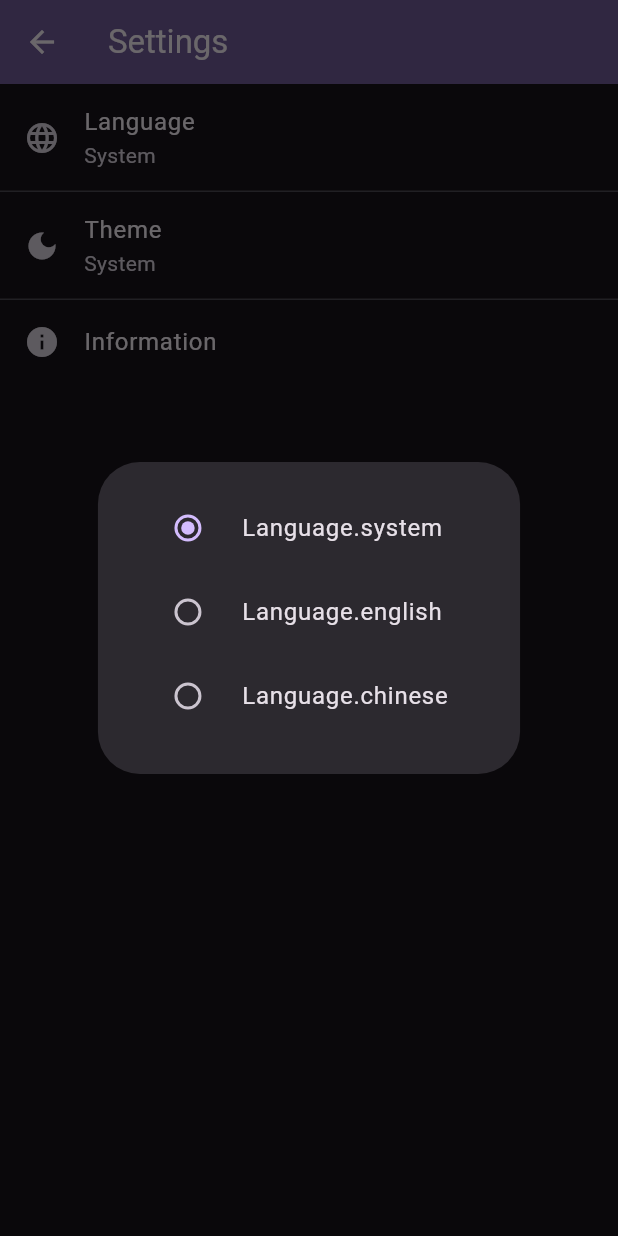
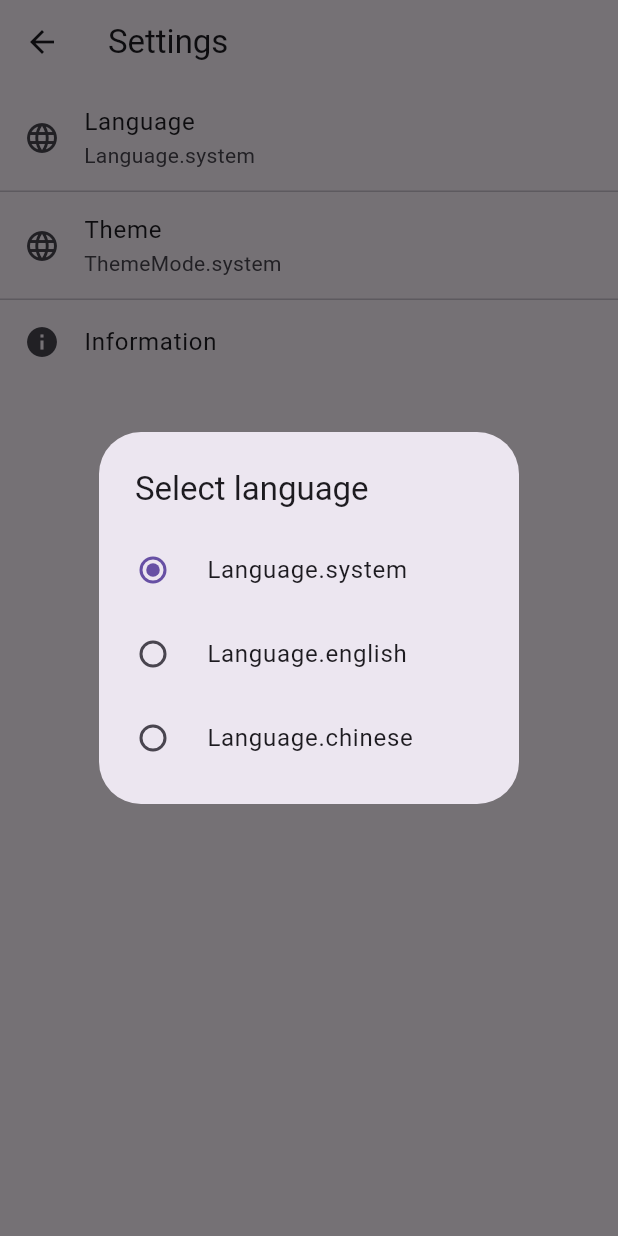
Before and after one commit to georgetian3/cellscan-app, a Flutter app: the SettingsPage screen opened directly, after a tap on "Language", on a phone screen of 412 x 824 dp. Run offline on Flutter 3.47's test engine with Material 3 defaults, Android fonts, the phone set to English and light mode, and no system bars; our stand-ins replace permission_handler, shared_preferences, sqflite; missing offline and left inert: flutter_json_view; accounts and stored records are empty.

Commit message:
ui progress

```diff
--- a/lib/main.dart
+++ b/lib/main.dart
@@ -1,30 +1,35 @@
-import 'package:cellscan/prerequisites_page.dart';
+import 'package:cellscan/main_page.dart';
 import 'package:cellscan/settings.dart';
 import 'package:flutter/material.dart';
 
 void main() async {
-  WidgetsFlutterBinding.ensureInitialized();
   await Settings().init();
   runApp(const CellScan());
 }
 
-class CellScan extends StatelessWidget {
+class CellScan extends StatefulWidget {
   const CellScan({super.key});
+  @override createState() => _CellScanState();
+}
+
+class _CellScanState extends State<CellScan> {
+  @override void initState() {
+    super.initState();
+    updateTheme();
+    Settings().addListener(updateTheme);
+  }
+
+  late ThemeMode _theme;
+  void updateTheme() => setState(() => _theme = Settings().getTheme());
 
   @override
   Widget build(BuildContext context) {
     return MaterialApp(
       title: 'CellScan',
       theme: ThemeData(useMaterial3: true),
-      darkTheme: ThemeData(
-        useMaterial3: true,
-        colorScheme: ColorScheme.fromSeed(
-          brightness: Brightness.dark,
-          seedColor: Colors.deepPurple
-        ),
-      ),
-      themeMode: ThemeMode.dark,
-      home:  const PermissionsPage()
+      darkTheme: ThemeData(useMaterial3: true, brightness: Brightness.dark),
+      themeMode: _theme,
+      home: const MainPage()
     );
   }
 }
--- a/lib/settings.dart
+++ b/lib/settings.dart
@@ -1,13 +1,6 @@
 
-import 'package:flutter/foundation.dart';
+import 'package:flutter/material.dart';
 import 'package:shared_preferences/shared_preferences.dart';
-
-
-enum CTheme {
-  system,
-  light,
-  dark,
-}
 
 enum Language {
   system,
@@ -18,6 +11,8 @@ enum Language {
 class Settings extends ChangeNotifier {
 
   Future<void> init() async {
+    WidgetsFlutterBinding.ensureInitialized();
+    SharedPreferences.setPrefix('cellscan');
     _prefs = await SharedPreferences.getInstance();
   }
 
@@ -38,9 +33,9 @@ class Settings extends ChangeNotifier {
     return index == null ? Language.system : Language.values[index];
   }
 
-  CTheme getTheme() {
+  ThemeMode getTheme() {
     final index = _prefs.getInt(_themeKey);
-    return index == null ? CTheme.system : CTheme.values[index];
+    return index == null ? ThemeMode.system : ThemeMode.values[index];
   }
 
   Future<void> setLanguage(Language language) async {
@@ -48,7 +43,7 @@ class Settings extends ChangeNotifier {
     notifyListeners();
   }
 
-  Future<void> setTheme(CTheme theme) async {
+  Future<void> setTheme(ThemeMode theme) async {
     await _prefs.setInt(_themeKey, theme.index);
     notifyListeners();
   }
--- a/lib/settings_page.dart
+++ b/lib/settings_page.dart
@@ -12,28 +12,20 @@ class _SettingsPageState extends State<SettingsPage> {
   @override void initState() {
     super.initState();
     updateLanguage();
+    updateTheme();
     Settings().addListener(updateLanguage);
+    Settings().addListener(updateTheme);
   }
 
-  void listener() {
-    print('in listener');
-  }
+  late Language _language;
+  void updateLanguage() => setState(() => _language = Settings().getLanguage());
 
-  late int _language;
+  late ThemeMode _theme;
+  void updateTheme() => setState(() => _theme = Settings().getTheme());
 
-  void updateLanguage() {
-    print('updating language');
-    setState(() => _language = Settings().getLanguage().index);
-  }
-
-
-
-  Widget build(BuildContext context) {
+  @override build(BuildContext context) {
     return Scaffold(
-      appBar: AppBar(
-        backgroundColor: Theme.of(context).colorScheme.inversePrimary,
-        title: const Text('Settings'),
-      ),
+      appBar: AppBar(title: const Text('Settings'),),
       body: ListView(
         children: ListTile.divideTiles(
           context: context,
@@ -41,31 +33,58 @@ class _SettingsPageState extends State<SettingsPage> {
             ListTile(
               title: Text('Language'),
               leading: const Icon(Icons.language),
-              subtitle: Text('System'),
+              subtitle: Text(_language.toString()),
               onTap: () => showDialog(
                 context: context,
-                builder: (BuildContext context) => AlertDialog(
-                  content: StatefulBuilder(
-                    builder: (_, __) => Column(
-                      mainAxisSize: MainAxisSize.min,
+                builder: (BuildContext context) => StatefulBuilder(
+                  builder: (context, setState) {
+                    int language = Settings().getLanguage().index;
+                    return SimpleDialog(
+                      title: Text('Select language'),
                       children: [
                         for (var i = 0; i < Language.values.length; i++)
-                          RadioListTile(
+                          RadioListTile<int>(
                             title: Text(Language.values[i].toString()),
-                            groupValue: _language,
+                            groupValue: language,
                             value: i,
-                            onChanged: (value) async => await Settings().setLanguage(Language.values[value ?? 0])
+                            onChanged: (value) async {
+                              await Settings().setLanguage(Language.values[value ?? 0]);
+                              setState(() => language = Settings().getLanguage().index);
+                            }
                           )
                       ]
-                    )
-                  )
+                    );
+                  }
                 )
               )
             ),
             ListTile(
               title: Text('Theme'),
-              leading: Icon(Icons.dark_mode),
-              subtitle: Text('System'),
+              leading: const Icon(Icons.language),
+              subtitle: Text(_theme.toString()),
+              onTap: () => showDialog(
+                context: context,
+                builder: (BuildContext context) => StatefulBuilder(
+                  builder: (context, setState) {
+                    int theme = Settings().getTheme().index;
+                    return SimpleDialog(
+                      title: Text('Select theme'),
+                      children: [
+                        for (var i = 0; i < ThemeMode.values.length; i++)
+                          RadioListTile<int>(
+                            title: Text(ThemeMode.values[i].toString()),
+                            groupValue: theme,
+                            value: i,
+                            onChanged: (value) async {
+                              await Settings().setTheme(ThemeMode.values[value ?? 0]);
+                              setState(() => theme = Settings().getTheme().index);
+                            }
+                          )
+                      ]
+                    );
+                  }
+                )
+              )
             ),
             ListTile(
               title: Text('Information'),
```
Also changed, not shown: lib/prerequisites.dart (+36 -4 lines), lib/prerequisites_page.dart (deleted, +0 -52 lines), lib/scan.dart (+0 -65 lines).
